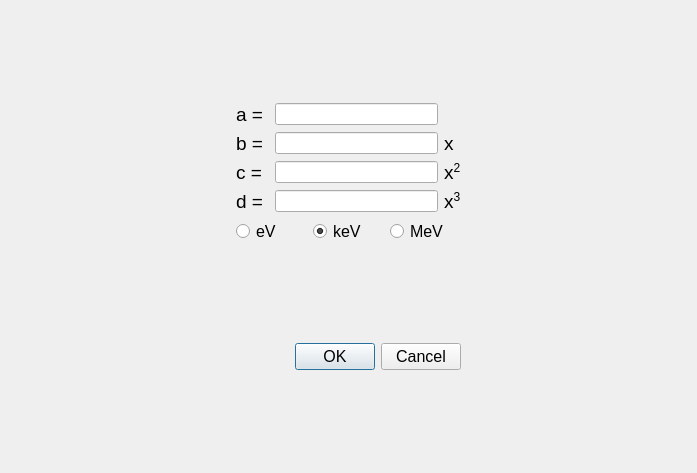
The window that nasagamma/win_erg_cal_eqns.ui (mauricioAyllon/NASA-gamma) describes before a commit, drawn with Qt 5.
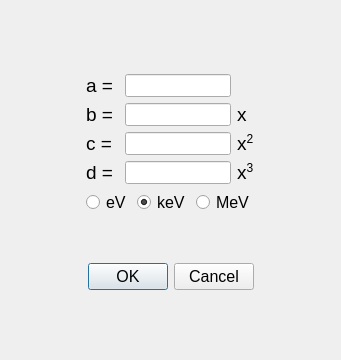
The same window after the commit.

Commit message: Finished adding equations settings to calibration tab

```diff
--- a/nasagamma/win_erg_cal_eqns.ui
+++ b/nasagamma/win_erg_cal_eqns.ui
@@ -6,8 +6,8 @@
    <rect>
     <x>0</x>
     <y>0</y>
-    <width>697</width>
-    <height>473</height>
+    <width>341</width>
+    <height>360</height>
    </rect>
   </property>
   <property name="windowTitle">
@@ -55,7 +55,13 @@
       </widget>
      </item>
      <item row="0" column="1">
-      <widget class="QLineEdit" name="energy_txt"/>
+      <widget class="QLineEdit" name="a">
+       <property name="font">
+        <font>
+         <pointsize>10</pointsize>
+        </font>
+       </property>
+      </widget>
      </item>
      <item row="1" column="0">
       <widget class="QLabel" name="label_2">
@@ -70,9 +76,14 @@
       </widget>
      </item>
      <item row="1" column="1">
-      <widget class="QLineEdit" name="energy_txt_2">
+      <widget class="QLineEdit" name="b">
+       <property name="font">
+        <font>
+         <pointsize>10</pointsize>
+        </font>
+       </property>
        <property name="text">
-        <string> </string>
+        <string/>
        </property>
       </widget>
      </item>
@@ -101,7 +112,12 @@
       </widget>
      </item>
      <item row="2" column="1">
-      <widget class="QLineEdit" name="energy_txt_3">
+      <widget class="QLineEdit" name="c">
+       <property name="font">
+        <font>
+         <pointsize>10</pointsize>
+        </font>
+       </property>
        <property name="text">
         <string/>
        </property>
@@ -132,7 +148,12 @@
       </widget>
      </item>
      <item row="3" column="1">
-      <widget class="QLineEdit" name="energy_txt_4">
+      <widget class="QLineEdit" name="d">
+       <property name="font">
+        <font>
+         <pointsize>10</pointsize>
+        </font>
+       </property>
        <property name="text">
         <string/>
        </property>
```
The commit also changes 1 other file.
